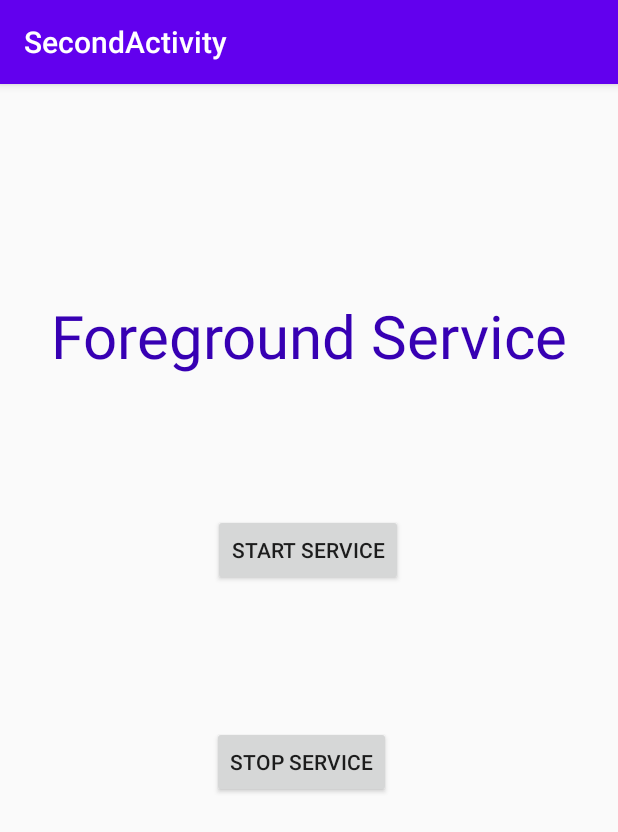
After one commit to dev-mgkaung/StepCounterDemo, an Android app: the SecondActivity screen opened directly, with no data from a screen before it, on a phone screen of 412 x 824 dp. The commit adds this screen. Shown: the top 832 px of the screen. Run offline under Robolectric (Android 15) with nearby library versions, the phone set to English and light mode, and no system bars.

Commit message:
foreground service

```diff
--- /dev/null
+++ b/app/src/main/java/mk/learner/stepcounterdemo/SecondActivity.kt
@@ -0,0 +1,27 @@
+package mk.learner.stepcounterdemo
+
+import android.os.Bundle
+import androidx.appcompat.app.AppCompatActivity
+import kotlinx.android.synthetic.main.activity_second.*
+
+class SecondActivity : AppCompatActivity() {
+
+    override fun onCreate(savedInstanceState: Bundle?) {
+        super.onCreate(savedInstanceState)
+        setContentView(R.layout.activity_second)
+
+        // Button to start the service
+        btn_start.setOnClickListener{
+            StepSensorService.startService(this)
+        }
+
+
+        // Button to stop the service
+        btn_stop.setOnClickListener{
+            StepSensorService.stopService(this)
+        }
+
+
+    }
+
+}
--- /dev/null
+++ b/app/src/main/res/drawable/ic_baseline_notifications_24.xml
@@ -0,0 +1,5 @@
+<vector android:height="24dp" android:tint="#4259DC"
+    android:viewportHeight="24" android:viewportWidth="24"
+    android:width="24dp" xmlns:android="http://schemas.android.com/apk/res/android">
+    <path android:fillColor="@android:color/white" android:pathData="M12,22c1.1,0 2,-0.9 2,-2h-4c0,1.1 0.89,2 2,2zM18,16v-5c0,-3.07 -1.64,-5.64 -4.5,-6.32L13.5,4c0,-0.83 -0.67,-1.5 -1.5,-1.5s-1.5,0.67 -1.5,1.5v0.68C7.63,5.36 6,7.92 6,11v5l-2,2v1h16v-1l-2,-2z"/>
+</vector>
--- /dev/null
+++ b/app/src/main/res/layout/activity_second.xml
@@ -0,0 +1,45 @@
+<?xml version="1.0" encoding="utf-8"?>
+<androidx.constraintlayout.widget.ConstraintLayout xmlns:android="http://schemas.android.com/apk/res/android"
+    xmlns:app="http://schemas.android.com/apk/res-auto"
+    xmlns:tools="http://schemas.android.com/tools"
+    android:layout_width="match_parent"
+    android:layout_height="match_parent"
+    app:layout_behavior="@string/appbar_scrolling_view_behavior">
+
+    <TextView
+        android:id="@id/stepsValue"
+        android:layout_width="wrap_content"
+        android:layout_height="wrap_content"
+        android:text="@string/total_steps"
+        android:textColor="@color/colorPrimaryDark"
+        android:textSize="40sp"
+        app:layout_constraintBottom_toBottomOf="parent"
+        app:layout_constraintEnd_toEndOf="parent"
+        app:layout_constraintStart_toStartOf="parent"
+        app:layout_constraintTop_toTopOf="parent"
+        app:layout_constraintVertical_bias="0.197" />
+
+    <Button
+        android:id="@+id/btn_start"
+        android:layout_width="wrap_content"
+        android:layout_height="wrap_content"
+        android:layout_marginTop="92dp"
+        android:text="@string/start_service"
+        app:layout_constraintEnd_toEndOf="parent"
+        app:layout_constraintHorizontal_bias="0.498"
+        app:layout_constraintStart_toStartOf="parent"
+        app:layout_constraintTop_toBottomOf="@+id/stepsValue" />
+
+    <Button
+        android:id="@+id/btn_stop"
+        android:layout_width="wrap_content"
+        android:layout_height="wrap_content"
+        android:layout_marginBottom="292dp"
+        android:text="@string/stop_service"
+        app:layout_constraintBottom_toBottomOf="parent"
+        app:layout_constraintEnd_toEndOf="parent"
+        app:layout_constraintHorizontal_bias="0.484"
+        app:layout_constraintStart_toStartOf="parent" />
+
+
+</androidx.constraintlayout.widget.ConstraintLayout>
--- /dev/null
+++ b/app/src/main/res/values/dimens.xml
@@ -0,0 +1,3 @@
+<resources>
+    <dimen name="fab_margin">16dp</dimen>
+</resources>
--- a/app/src/main/res/values/strings.xml
+++ b/app/src/main/res/values/strings.xml
@@ -1,3 +1,16 @@
 <resources>
     <string name="app_name">Step Counter Demo</string>
+    <string name="title_activity_second">SecondActivity</string>
+    <!-- Strings used for fragments for navigation -->
+    <string name="first_fragment_label">First Fragment</string>
+    <string name="second_fragment_label">Second Fragment</string>
+    <string name="next">Next</string>
+    <string name="previous">Previous</string>
+
+    <string name="hello_first_fragment">Hello first fragment</string>
+    <string name="hello_second_fragment">Hello second fragment. Arg: %1$s</string>
+    <string name="total_steps">Foreground Service</string>
+    <string name="start_service">Start Service</string>
+    <string name="stop_service">Stop Service</string>
+    <string name="service_stats">Service Stats</string>
 </resources>
```
Also changed, not shown: app/build.gradle (+10 -0 lines), app/src/main/AndroidManifest.xml (+17 -2 lines), app/src/main/java/mk/learner/stepcounterdemo/ExtensionFunc.kt (added, +9 -0 lines), app/src/main/java/mk/learner/stepcounterdemo/MainActivity.kt (+17 -10 lines), app/src/main/java/mk/learner/stepcounterdemo/StepSensorService.kt (added, +98 -0 lines), app/src/main/res/layout/activity_main.xml (+13 -0 lines), app/src/main/res/navigation/nav_graph.xml (added, +28 -0 lines), app/src/main/res/values/styles.xml (+9 -0 lines).
